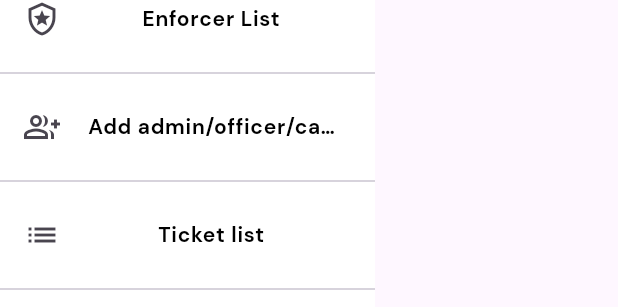
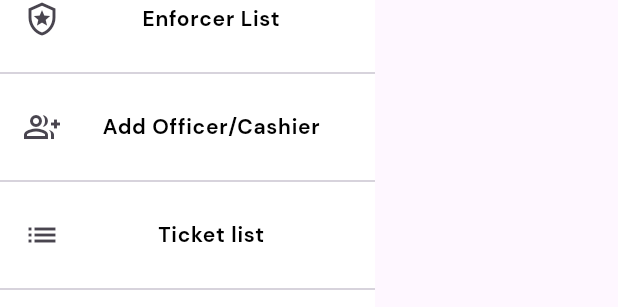
Before and after one commit to lansoyyy/rta_web, a Flutter app: the DrawerWidget widget shown alone on an empty page, opened directly, on a phone screen of 412 x 824 dp. Shown: the part 332-639 px from the top of the screen. Run offline on Flutter 3.47's test engine with Material 3 defaults, Android fonts, the light colour scheme and no system bars; our stand-ins replace cloud_firestore, firebase_auth, firebase_core, fluttertoast, qr_flutter, syncfusion_flutter_charts; accounts and stored records are empty.

Commit message:
fixed typos

```diff
--- a/lib/widgets/drawer_widget.dart
+++ b/lib/widgets/drawer_widget.dart
@@ -83,7 +83,7 @@ class DrawerWidget extends StatelessWidget {
                     builder: (context) => const AddAccountTab()));
               },
               title: TextWidget(
-                text: 'Add admin/officer/cashier',
+                text: 'Add Officer/Cashier',
                 fontSize: 14,
                 fontFamily: 'Bold',
               ),
```
